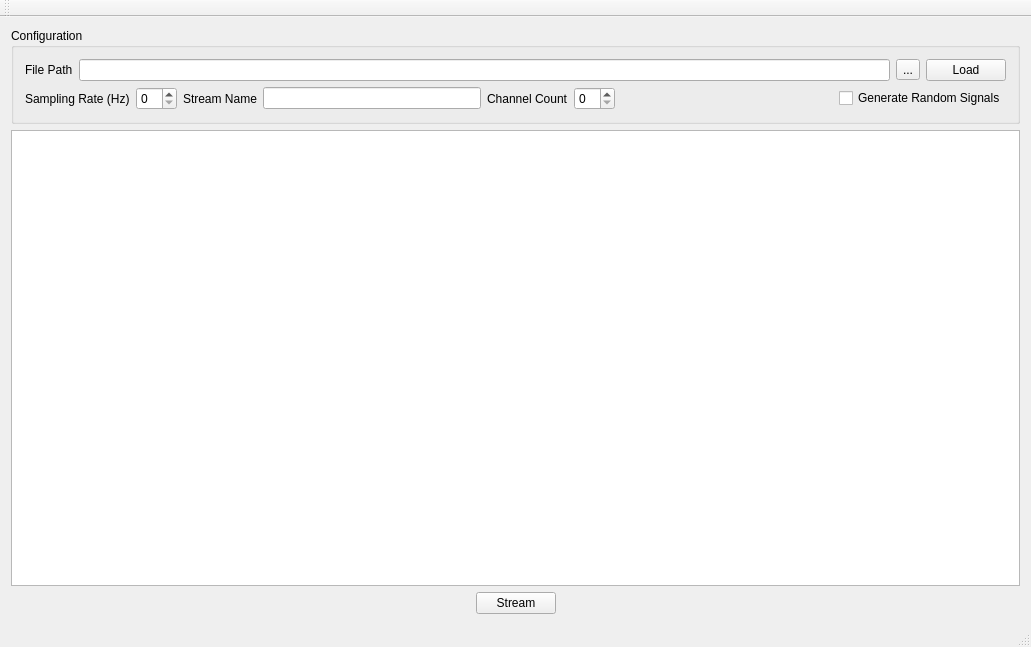
Old version of the form XdfStreamer/xdfstreamer.ui in the repository labstreaminglayer/App-XDFStreamer.
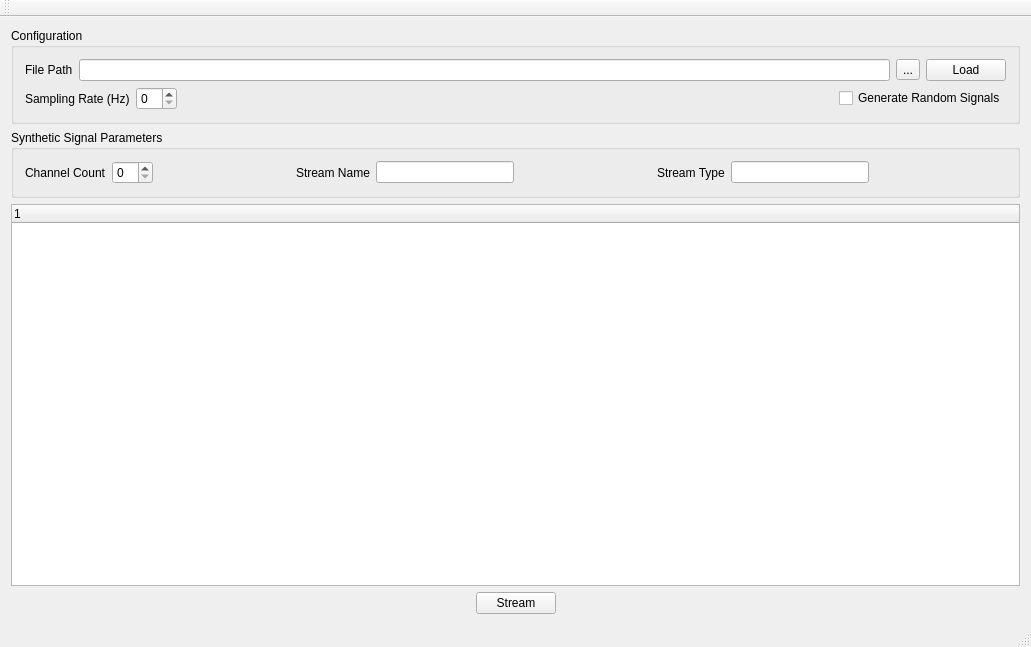
New version of the form.

Commit message: Added synthetic signals parameters

```diff
--- a/XdfStreamer/xdfstreamer.ui
+++ b/XdfStreamer/xdfstreamer.ui
@@ -14,7 +14,7 @@
    <string>XdfStreamer</string>
   </property>
   <widget class="QWidget" name="centralWidget">
-   <layout class="QGridLayout" name="gridLayout_2">
+   <layout class="QGridLayout" name="gridLayout_3">
     <item row="0" column="0">
      <widget class="QGroupBox" name="groupBox">
       <property name="title">
@@ -61,26 +61,6 @@
          <item>
           <widget class="QSpinBox" name="spinBox"/>
          </item>
-         <item>
-          <widget class="QLabel" name="label_3">
-           <property name="text">
-            <string>Stream Name</string>
-           </property>
-          </widget>
-         </item>
-         <item>
-          <widget class="QLineEdit" name="lineEdit_2"/>
-         </item>
-         <item>
-          <widget class="QLabel" name="label_4">
-           <property name="text">
-            <string>Channel Count</string>
-           </property>
-          </widget>
-         </item>
-         <item>
-          <widget class="QSpinBox" name="spinBox_2"/>
-         </item>
          <item>
           <spacer name="horizontalSpacer_3">
            <property name="orientation">
@@ -107,9 +87,93 @@
      </widget>
     </item>
     <item row="1" column="0">
-     <widget class="QTextBrowser" name="textBrowser"/>
+     <widget class="QGroupBox" name="groupBox_2">
+      <property name="title">
+       <string>Synthetic Signal Parameters</string>
+      </property>
+      <layout class="QGridLayout" name="gridLayout_2">
+       <item row="0" column="7">
+        <widget class="QLineEdit" name="lineEdit_3"/>
+       </item>
+       <item row="0" column="2">
+        <spacer name="horizontalSpacer_5">
+         <property name="orientation">
+          <enum>Qt::Horizontal</enum>
+         </property>
+         <property name="sizeHint" stdset="0">
+          <size>
+           <width>40</width>
+           <height>20</height>
+          </size>
+         </property>
+        </spacer>
+       </item>
+       <item row="0" column="3">
+        <widget class="QLabel" name="label_3">
+         <property name="text">
+          <string>Stream Name</string>
+         </property>
+        </widget>
+       </item>
+       <item row="0" column="0">
+        <widget class="QLabel" name="label_4">
+         <property name="text">
+          <string>Channel Count</string>
+         </property>
+        </widget>
+       </item>
+       <item row="0" column="8">
+        <spacer name="horizontalSpacer_4">
+         <property name="orientation">
+          <enum>Qt::Horizontal</enum>
+         </property>
+         <property name="sizeHint" stdset="0">
+          <size>
+           <width>40</width>
+           <height>20</height>
+          </size>
+         </property>
+        </spacer>
+       </item>
+       <item row="0" column="6">
+        <widget class="QLabel" name="label_5">
+         <property name="text">
+          <string>Stream Type</string>
+         </property>
+        </widget>
+       </item>
+       <item row="0" column="1">
+        <widget class="QSpinBox" name="spinBox_2"/>
+       </item>
+       <item row="0" column="4">
+        <widget class="QLineEdit" name="lineEdit_2"/>
+       </item>
+       <item row="0" column="5">
+        <spacer name="horizontalSpacer_6">
+         <property name="orientation">
+          <enum>Qt::Horizontal</enum>
+         </property>
+         <property name="sizeHint" stdset="0">
+          <size>
+           <width>40</width>
+           <height>20</height>
+          </size>
+         </property>
+        </spacer>
+       </item>
+      </layout>
+     </widget>
     </item>
     <item row="2" column="0">
+     <widget class="QTreeWidget" name="treeWidget">
+      <column>
+       <property name="text">
+        <string notr="true">1</string>
+       </property>
+      </column>
+     </widget>
+    </item>
+    <item row="3" column="0">
      <layout class="QHBoxLayout" name="horizontalLayout">
       <item>
        <spacer name="horizontalSpacer">
```
The commit also changes 2 other files.
